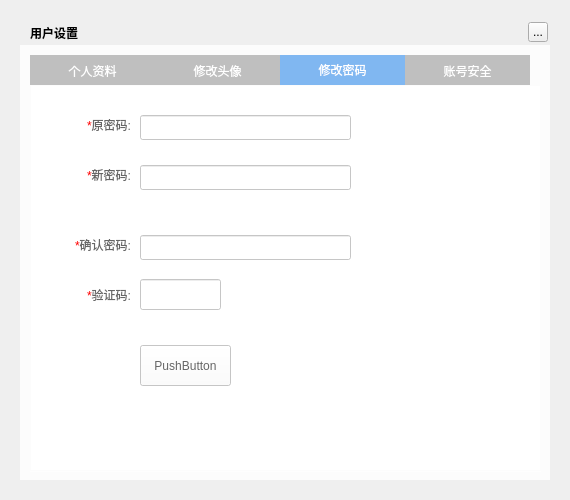
Greedysky/TTKMusicPlayer, file musicUi/musicUsermanager/musicuserrecordwidget.ui: the form before one commit.
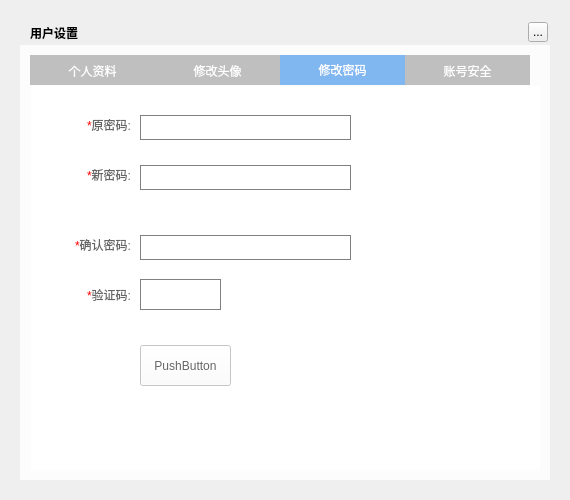
The form after the commit. The open tabs and pages were chosen to show the change.

Commit message: change lineEdit styleSheet[875330]

```diff
--- a/musicUi/musicUsermanager/musicuserrecordwidget.ui
+++ b/musicUi/musicUsermanager/musicuserrecordwidget.ui
@@ -440,8 +440,9 @@
     </widget>
     <widget class="QWidget" name="tab_3">
      <property name="styleSheet">
-      <string notr="true">
-	color:#666666;</string>
+      <string notr="true">QWidget{color:#666666;}
+QLineEdit{font-size:14px;color:#BFBFBF; font-weight:normal;border: 1px solid gray;}QLineEdit::hover{ border: 1px solid #AAAAFF;}
+</string>
      </property>
      <attribute name="title">
       <string>修改密码</string>
```
Left out of the diff: 3 changed lines with no effect on the pictures. The commit also changes 2 other files.
